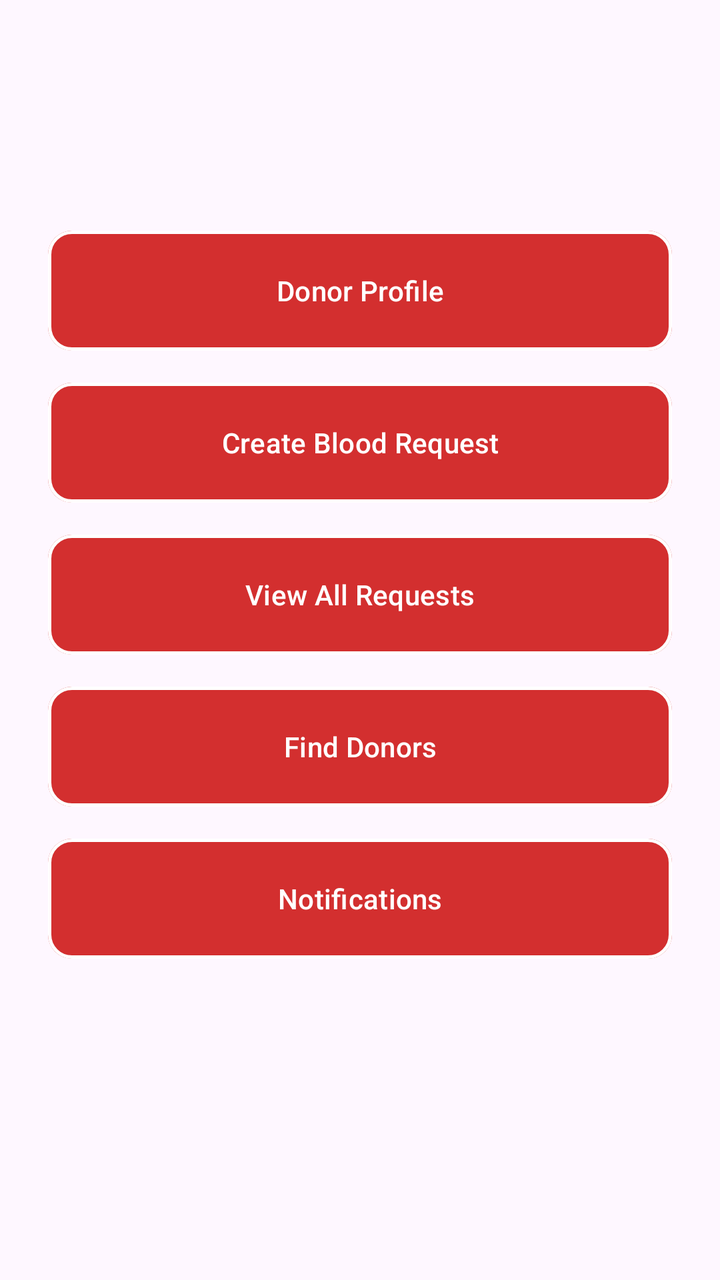
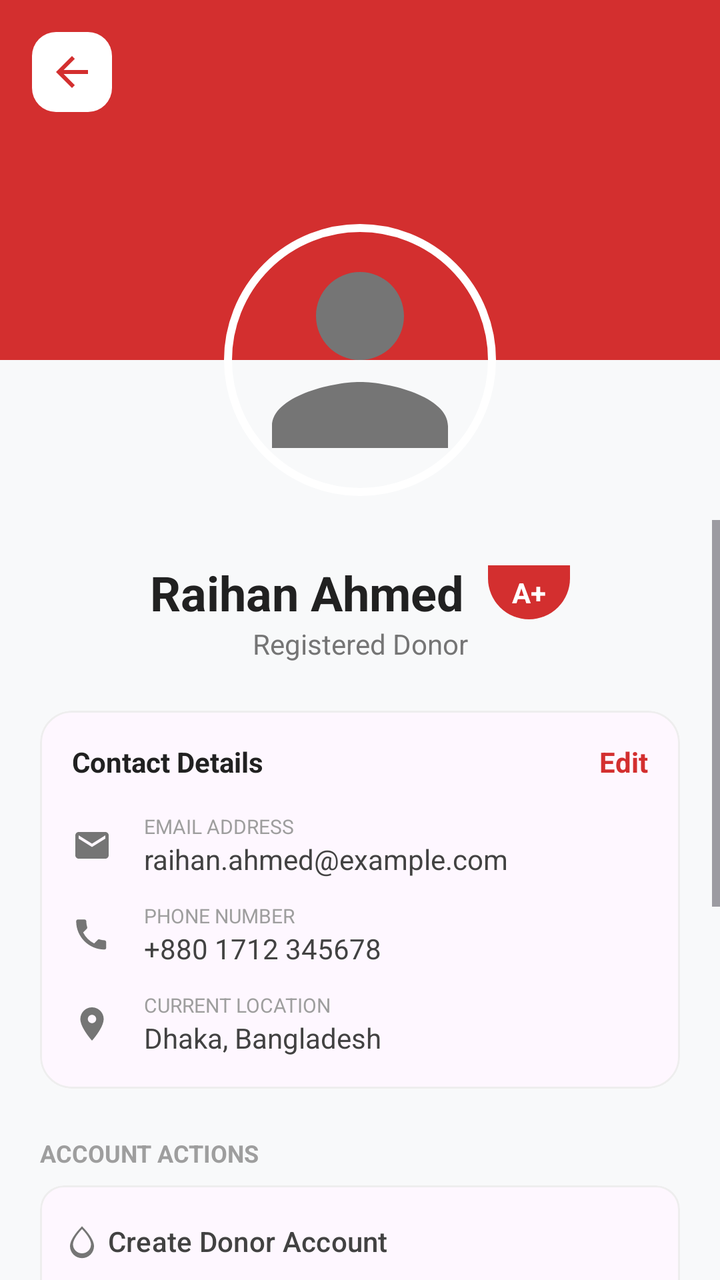

Compare the two renders of this Android layout. The source of the first and the diff that turns it into the second are given below.
<!-- AndroidManifest.xml: application theme Theme.BloodBridge -->
<!-- res/layout/activity_user_profile.xml -->
<?xml version="1.0" encoding="utf-8"?>
<LinearLayout xmlns:android="http://schemas.android.com/apk/res/android"
    xmlns:app="http://schemas.android.com/apk/res-auto"
    xmlns:tools="http://schemas.android.com/tools"
    android:id="@+id/main"
    android:layout_width="match_parent"
    android:layout_height="match_parent"
    tools:context=".Views.UserProfileActivity">

    <LinearLayout
        android:layout_width="match_parent"
        android:layout_height="match_parent"
        android:orientation="vertical"
        android:padding="24dp">

        <TextView
            android:id="@+id/tvUsername"
            android:layout_width="match_parent"
            android:layout_height="wrap_content"
            android:text=""
            android:textSize="20sp" />

        <TextView
            android:id="@+id/tvEmail"
            android:layout_width="match_parent"
            android:layout_height="wrap_content"
            android:layout_marginTop="16dp"
            android:text=""
            android:textSize="18sp" />


        <com.google.android.material.button.MaterialButton
            android:id="@+id/btnDonorProfile"
            style="@style/AppButton.Red"
            android:layout_width="match_parent"
            android:layout_height="60dp"
            android:layout_marginTop="24dp"
            android:text="Donor Profile" />

        <com.google.android.material.button.MaterialButton
            android:id="@+id/btnCreateBloodRequest"
            style="@style/AppButton.Red"
            android:layout_width="match_parent"
            android:layout_height="60dp"
            android:layout_marginTop="16dp"
            android:text="Create Blood Request" />

        <com.google.android.material.button.MaterialButton
            android:id="@+id/btnViewAllRequests"
            style="@style/AppButton.Red"
            android:layout_width="match_parent"
            android:layout_height="60dp"
            android:layout_marginTop="16dp"
            android:text="View All Requests" />

        <com.google.android.material.button.MaterialButton
            android:id="@+id/btnFindDonors"
            style="@style/AppButton.Red"
            android:layout_width="match_parent"
            android:layout_height="60dp"
            android:layout_marginTop="16dp"
            android:text="Find Donors" />

        <com.google.android.material.button.MaterialButton
            android:id="@+id/btnNotifications"
            style="@style/AppButton.Red"
            android:layout_width="match_parent"
            android:layout_height="60dp"
            android:layout_marginTop="16dp"
            android:text="Notifications" />

        <com.google.android.material.button.MaterialButton
            android:id="@+id/btnAdminDashboard"
            style="@style/AppButton.Red"
            android:layout_width="match_parent"
            android:layout_height="60dp"
            android:layout_marginTop="24dp"
            android:text="Admin Dashboard"
            android:visibility="gone"
            app:backgroundTint="#FF9800" />

    </LinearLayout>

</LinearLayout>
<!-- resources referenced by this layout -->
<resources>
  <style name="AppButton.Red" parent="Widget.Material3.Button">
          <item name="android:textColor">@color/selector_red_to_white_text</item>
          <item name="backgroundTint">@color/selector_red_to_white_bg</item>
          <item name="strokeColor">@color/selector_red_to_white_stroke</item>
          <item name="strokeWidth">1.5dp</item>
          <item name="android:stateListAnimator">@animator/btn_hover_elevation</item>
          <item name="cornerRadius">12dp</item>
          <item name="android:insetTop">0dp</item>
          <item name="android:insetBottom">0dp</item>
      </style>
  <!-- unchanged entries left out for length: 2 -->
</resources>

<!-- the commit's change to res/layout/activity_user_profile.xml (unified diff, before → after) -->
@@ -1,84 +1,327 @@
 <?xml version="1.0" encoding="utf-8"?>
-<LinearLayout xmlns:android="http://schemas.android.com/apk/res/android"
+<androidx.constraintlayout.widget.ConstraintLayout xmlns:android="http://schemas.android.com/apk/res/android"
     xmlns:app="http://schemas.android.com/apk/res-auto"
     xmlns:tools="http://schemas.android.com/tools"
-    android:id="@+id/main"
     android:layout_width="match_parent"
     android:layout_height="match_parent"
-    tools:context=".Views.UserProfileActivity">
-
-    <LinearLayout
+    android:background="#F8F9FA">
+
+    
+    <View
+        android:id="@+id/profileHeader"
         android:layout_width="match_parent"
-        android:layout_height="match_parent"
-        android:orientation="vertical"
-        android:padding="24dp">
-
-        <TextView
-            android:id="@+id/tvUsername"
+        android:layout_height="180dp"
+        android:background="#D32F2F"
+        app:layout_constraintTop_toTopOf="parent" />
+
+    <ImageView
+        android:id="@+id/ivBackProfile"
+        android:layout_width="40dp"
+        android:layout_height="40dp"
+        android:layout_margin="16dp"
+        android:padding="8dp"
+        android:background="@drawable/bg_input_field"
+        android:src="@drawable/ic_back"
+        app:layout_constraintStart_toStartOf="parent"
+        app:layout_constraintTop_toTopOf="parent" />
+
+    
+    <com.google.android.material.imageview.ShapeableImageView
+        android:id="@+id/ivProfileLarge"
+        android:layout_width="140dp"
+        android:layout_height="140dp"
+        android:padding="4dp"
+        android:src="@drawable/ic_person"
+        android:scaleType="centerCrop"
+        app:strokeColor="#FFFFFF"
+        app:strokeWidth="4dp"
+        app:layout_constraintBottom_toBottomOf="@+id/profileHeader"
+        app:layout_constraintEnd_toEndOf="parent"
+        app:layout_constraintStart_toStartOf="parent"
+        app:layout_constraintTop_toBottomOf="@+id/profileHeader"
+        app:shapeAppearanceOverlay="@style/CircleImage" />
+
+    <ScrollView
+        android:layout_width="match_parent"
+        android:layout_height="0dp"
+        android:layout_marginTop="80dp"
+        app:layout_constraintBottom_toBottomOf="parent"
+        app:layout_constraintTop_toBottomOf="@+id/profileHeader">
+
+        <LinearLayout
             android:layout_width="match_parent"
             android:layout_height="wrap_content"
-            android:text=""
-            android:textSize="20sp" />
-
-        <TextView
-            android:id="@+id/tvEmail"
-            android:layout_width="match_parent"
-            android:layout_height="wrap_content"
-            android:layout_marginTop="16dp"
-            android:text=""
-            android:textSize="18sp" />
-
-
-        <com.google.android.material.button.MaterialButton
-            android:id="@+id/btnDonorProfile"
-            style="@style/AppButton.Red"
-            android:layout_width="match_parent"
-            android:layout_height="60dp"
-            android:layout_marginTop="24dp"
-            android:text="Donor Profile" />
-
-        <com.google.android.material.button.MaterialButton
-            android:id="@+id/btnCreateBloodRequest"
-            style="@style/AppButton.Red"
-            android:layout_width="match_parent"
-            android:layout_height="60dp"
-            android:layout_marginTop="16dp"
-            android:text="Create Blood Request" />
-
-        <com.google.android.material.button.MaterialButton
-            android:id="@+id/btnViewAllRequests"
-            style="@style/AppButton.Red"
-            android:layout_width="match_parent"
-            android:layout_height="60dp"
-            android:layout_marginTop="16dp"
-            android:text="View All Requests" />
-
-        <com.google.android.material.button.MaterialButton
-            android:id="@+id/btnFindDonors"
-            style="@style/AppButton.Red"
-            android:layout_width="match_parent"
-            android:layout_height="60dp"
-            android:layout_marginTop="16dp"
-            android:text="Find Donors" />
-
-        <com.google.android.material.button.MaterialButton
-            android:id="@+id/btnNotifications"
-            style="@style/AppButton.Red"
-            android:layout_width="match_parent"
-            android:layout_height="60dp"
-            android:layout_marginTop="16dp"
-            android:text="Notifications" />
-
-        <com.google.android.material.button.MaterialButton
-            android:id="@+id/btnAdminDashboard"
-            style="@style/AppButton.Red"
-            android:layout_width="match_parent"
-            android:layout_height="60dp"
-            android:layout_marginTop="24dp"
-            android:text="Admin Dashboard"
-            android:visibility="gone"
-            app:backgroundTint="#FF9800" />
-
-    </LinearLayout>
-
-</LinearLayout>
+            android:orientation="vertical"
+            android:padding="20dp">
+
+            <LinearLayout
+                android:layout_width="match_parent"
+                android:layout_height="wrap_content"
+                android:gravity="center"
+                android:orientation="horizontal">
+
+                <TextView
+                    android:id="@+id/tvUsernameLarge"
+                    android:layout_width="wrap_content"
+                    android:layout_height="wrap_content"
+                    android:text="Raihan Ahmed"
+                    android:textColor="#212121"
+                    android:textSize="24sp"
+                    android:textStyle="bold" />
+
+                <TextView
+                    android:id="@+id/tvBloodBadge"
+                    android:layout_width="wrap_content"
+                    android:layout_height="wrap_content"
+                    android:layout_marginStart="12dp"
+                    android:background="@drawable/bg_auth_header_v2"
+                    android:paddingStart="12dp"
+                    android:paddingTop="4dp"
+                    android:paddingEnd="12dp"
+                    android:paddingBottom="4dp"
+                    android:text="A+"
+                    android:textColor="#FFFFFF"
+                    android:textStyle="bold" />
+            </LinearLayout>
+
+            <TextView
+                android:layout_width="match_parent"
+                android:layout_height="wrap_content"
+                android:gravity="center"
+                android:text="Registered Donor"
+                android:textColor="#757575"
+                android:textSize="14sp" />
+
+            
+            <com.google.android.material.card.MaterialCardView
+                android:layout_width="match_parent"
+                android:layout_height="wrap_content"
+                android:layout_marginTop="24dp"
+                app:cardCornerRadius="16dp"
+                app:cardElevation="0dp"
+                app:strokeColor="#EEEEEE"
+                app:strokeWidth="1dp">
+
+                <LinearLayout
+                    android:layout_width="match_parent"
+                    android:layout_height="wrap_content"
+                    android:orientation="vertical"
+                    android:padding="16dp">
+
+                    <RelativeLayout
+                        android:layout_width="match_parent"
+                        android:layout_height="wrap_content">
+                        <TextView
+                            android:layout_width="wrap_content"
+                            android:layout_height="wrap_content"
+                            android:text="Contact Details"
+                            android:textStyle="bold"
+                            android:textColor="#212121" />
+                        <TextView
+                            android:id="@+id/tvEditProfile"
+                            android:layout_width="wrap_content"
+                            android:layout_height="wrap_content"
+                            android:layout_alignParentEnd="true"
+                            android:text="Edit"
+                            android:textColor="#D32F2F"
+                            android:textStyle="bold" />
+                    </RelativeLayout>
+
+                    
+                    <LinearLayout
+                        android:layout_width="match_parent"
+                        android:layout_height="wrap_content"
+                        android:layout_marginTop="16dp"
+                        android:gravity="center_vertical">
+                        <ImageView
+                            android:layout_width="20dp"
+                            android:layout_height="20dp"
+                            android:src="@drawable/ic_email" />
+                        <LinearLayout
+                            android:layout_width="wrap_content"
+                            android:layout_height="wrap_content"
+                            android:layout_marginStart="16dp"
+                            android:orientation="vertical">
+                            <TextView
+                                android:layout_width="wrap_content"
+                                android:layout_height="wrap_content"
+                                android:text="EMAIL ADDRESS"
+                                android:textSize="10sp"
+                                android:textColor="#9E9E9E" />
+                            <TextView
+                                android:id="@+id/tvEmailProfile"
+                                android:layout_width="wrap_content"
+                                android:layout_height="wrap_content"
+                                android:text="raihan.ahmed@example.com"
+                                android:textColor="#424242" />
+                        </LinearLayout>
+                    </LinearLayout>
+
+                    
+                    <LinearLayout
+                        android:layout_width="match_parent"
+                        android:layout_height="wrap_content"
+                        android:layout_marginTop="12dp"
+                        android:gravity="center_vertical">
+                        <ImageView
+                            android:layout_width="20dp"
+                            android:layout_height="20dp"
+                            android:src="@drawable/ic_call"
+                            app:tint="#757575" />
+                        <LinearLayout
+                            android:layout_width="wrap_content"
+                            android:layout_height="wrap_content"
+                            android:layout_marginStart="16dp"
+                            android:orientation="vertical">
+                            <TextView
+                                android:layout_width="wrap_content"
+                                android:layout_height="wrap_content"
+                                android:text="PHONE NUMBER"
+                                android:textSize="10sp"
+                                android:textColor="#9E9E9E" />
+                            <TextView
+                                android:id="@+id/tvPhoneProfile"
+                                android:layout_width="wrap_content"
+                                android:layout_height="wrap_content"
+                                android:text="+880 1712 345678"
+                                android:textColor="#424242" />
+                        </LinearLayout>
+                    </LinearLayout>
+
+                    
+                    <LinearLayout
+                        android:layout_width="match_parent"
+                        android:layout_height="wrap_content"
+                        android:layout_marginTop="12dp"
+                        android:gravity="center_vertical">
+                        <ImageView
+                            android:layout_width="20dp"
+                            android:layout_height="20dp"
+                            android:src="@drawable/ic_location" />
+                        <LinearLayout
+                            android:layout_width="wrap_content"
+                            android:layout_height="wrap_content"
+                            android:layout_marginStart="16dp"
+                            android:orientation="vertical">
+                            <TextView
+                                android:layout_width="wrap_content"
+                                android:layout_height="wrap_content"
+                                android:text="CURRENT LOCATION"
+                                android:textSize="10sp"
+                                android:textColor="#9E9E9E" />
+                            <TextView
+                                android:id="@+id/tvLocationProfile"
+                                android:layout_width="wrap_content"
+                                android:layout_height="wrap_content"
+                                android:text="Dhaka, Bangladesh"
+                                android:textColor="#424242" />
+                        </LinearLayout>
+                    </LinearLayout>
+                </LinearLayout>
+            </com.google.android.material.card.MaterialCardView>
+
+            
+            <TextView
+                android:layout_width="wrap_content"
+                android:layout_height="wrap_content"
+                android:layout_marginTop="24dp"
+                android:text="ACCOUNT ACTIONS"
+                android:textSize="12sp"
+                android:textStyle="bold"
+                android:textColor="#9E9E9E" />
+
+            <com.google.android.material.card.MaterialCardView
+                android:layout_width="match_parent"
+                android:layout_height="wrap_content"
+                android:layout_marginTop="8dp"
+                app:cardCornerRadius="12dp"
+                app:cardElevation="0dp"
+                app:strokeColor="#EEEEEE"
+                app:strokeWidth="1dp">
+                <LinearLayout
+                    android:layout_width="match_parent"
+                    android:layout_height="wrap_content"
+                    android:orientation="vertical">
+                    <com.google.android.material.button.MaterialButton
+                        android:id="@+id/btnDonorProfile"
+                        style="@style/Widget.Material3.Button.TextButton"
+                        android:layout_width="match_parent"
+                        android:layout_height="56dp"
+                        android:text="Create Donor Account"
+                        android:textAlignment="viewStart"
+                        android:textColor="#424242"
+                        app:icon="@drawable/ic_blood"
+                        app:iconTint="#757575" />
+                    <View android:layout_width="match_parent" android:layout_height="1dp" android:background="#EEEEEE" android:layout_marginStart="48dp" />
+                    <com.google.android.material.button.MaterialButton
+                        android:id="@+id/btnDeleteAccount"
+                        style="@style/Widget.Material3.Button.TextButton"
+                        android:layout_width="match_parent"
+                        android:layout_height="56dp"
+                        android:text="Delete Your Account"
+                        android:textAlignment="viewStart"
+                        android:textColor="#D32F2F"
+                        app:icon="@drawable/ic_logout"
+                        app:iconTint="#D32F2F" />
+                </LinearLayout>
+            </com.google.android.material.card.MaterialCardView>
+
+            
+            <TextView
+                android:layout_width="wrap_content"
+                android:layout_height="wrap_content"
+                android:layout_marginTop="24dp"
+                android:text="GENERAL SETTINGS"
+                android:textSize="12sp"
+                android:textStyle="bold"
+                android:textColor="#9E9E9E" />
+
+            <com.google.android.material.card.MaterialCardView
+                android:layout_width="match_parent"
+                android:layout_height="wrap_content"
+                android:layout_marginTop="8dp"
+                app:cardCornerRadius="12dp"
+                app:cardElevation="0dp"
+                app:strokeColor="#EEEEEE"
+                app:strokeWidth="1dp">
+                <LinearLayout
+                    android:layout_width="match_parent"
+                    android:layout_height="wrap_content"
+                    android:orientation="vertical">
+                    <com.google.android.material.button.MaterialButton
+                        style="@style/Widget.Material3.Button.TextButton"
+                        android:layout_width="match_parent"
+                        android:layout_height="56dp"
+                        android:text="Gender"
+                        android:textAlignment="viewStart"
+                        android:textColor="#424242"
+                        app:icon="@drawable/ic_person"
+                        app:iconTint="#757575" />
+                    <View android:layout_width="match_parent" android:layout_height="1dp" android:background="#EEEEEE" android:layout_marginStart="48dp" />
+                    <com.google.android.material.button.MaterialButton
+                        style="@style/Widget.Material3.Button.TextButton"
+                        android:layout_width="match_parent"
+                        android:layout_height="56dp"
+                        android:text="Change Password"
+                        android:textAlignment="viewStart"
+                        android:textColor="#424242"
+                        app:icon="@drawable/ic_lock"
+                        app:iconTint="#757575" />
+                </LinearLayout>
+            </com.google.android.material.card.MaterialCardView>
+
+            <com.google.android.material.button.MaterialButton
+                android:id="@+id/btnLogout"
+                style="@style/AppButton.White"
+                android:layout_width="match_parent"
+                android:layout_height="56dp"
+                android:layout_marginTop="32dp"
+                android:layout_marginBottom="32dp"
+                android:text="Logout"
+                app:icon="@drawable/ic_logout"
+                app:iconGravity="textStart" />
+
+        </LinearLayout>
+    </ScrollView>
+
+</androidx.constraintlayout.widget.ConstraintLayout>
<!-- resource entries referenced after the edit -->
@@ -1,15 +1,113 @@
 <!-- resources referenced by this layout -->
 <resources>
-  <style name="AppButton.Red" parent="Widget.Material3.Button">
-          <item name="android:textColor">@color/selector_red_to_white_text</item>
-          <item name="backgroundTint">@color/selector_red_to_white_bg</item>
-          <item name="strokeColor">@color/selector_red_to_white_stroke</item>
+  <!-- drawable bg_auth_header_v2 (drawable) -->
+  <?xml version="1.0" encoding="utf-8"?>
+  <shape xmlns:android="http://schemas.android.com/apk/res/android">
+      <solid android:color="#D32F2F" />
+      <corners
+          android:bottomLeftRadius="50dp"
+          android:bottomRightRadius="50dp" />
+  </shape>
+  <!-- drawable bg_input_field (drawable) -->
+  <?xml version="1.0" encoding="utf-8"?>
+  <shape xmlns:android="http://schemas.android.com/apk/res/android">
+      <solid android:color="#FFFFFF" />
+      <corners android:radius="12dp" />
+  </shape>
+  <!-- drawable ic_back (drawable) -->
+  <vector xmlns:android="http://schemas.android.com/apk/res/android"
+      android:width="24dp"
+      android:height="24dp"
+      android:viewportWidth="24"
+      android:viewportHeight="24">
+      <path
+          android:fillColor="#D32F2F"
+          android:pathData="M20,11H7.83l5.59,-5.59L12,4l-8,8 8,8 1.41,-1.41L7.83,13H20v-2z" />
+  </vector>
+  <!-- drawable ic_blood (drawable) -->
+  <vector xmlns:android="http://schemas.android.com/apk/res/android"
+      android:width="24dp"
+      android:height="24dp"
+      android:viewportWidth="24"
+      android:viewportHeight="24">
+      <path
+          android:fillColor="#D32F2F"
+          android:pathData="M12,2c0,0 -8,7.58 -8,13.2a8,8 0,1 0 16,0c0,-5.62 -8,-13.2 -8,-13.2zM12,20a6,6 0,0 1 -6,-6c0,-3.41 4.15,-8.36 6,-10.15 1.85,1.79 6,6.73 6,10.15a6,6 0,0 1 -6,6z" />
+  </vector>
+  <!-- drawable ic_call (drawable) -->
+  <vector xmlns:android="http://schemas.android.com/apk/res/android"
+      android:width="24dp"
+      android:height="24dp"
+      android:viewportWidth="24"
+      android:viewportHeight="24">
+      <path
+          android:fillColor="#FFFFFF"
+          android:pathData="M20.01,15.38c-1.23,0 -2.42,-0.2 -3.53,-0.56a0.977,0.977 0,0 0 -1.01,0.24l-2.2,2.2a15.045,15.045 0,0 1 -6.59,-6.59l2.2,-2.21a0.96,0.96 0,0 0 0.25,-1.01c-0.36,-1.11 -0.55,-2.3 -0.55,-3.53c0,-0.55 -0.45,-1 -1,-1H3.5c-0.55,0 -1,0.45 -1,1c0,9.39 7.61,17 17,17c0.55,0 1,-0.45 1,-1v-3.5c0,-0.55 -0.45,-1 -1,-1z" />
+  </vector>
+  <!-- drawable ic_email (drawable) -->
+  <vector xmlns:android="http://schemas.android.com/apk/res/android"
+      android:width="24dp"
+      android:height="24dp"
+      android:viewportWidth="24"
+      android:viewportHeight="24">
+      <path
+          android:fillColor="#757575"
+          android:pathData="M20,4L4,4c-1.1,0 -1.99,0.9 -1.99,2L2,18c0,1.1 0.9,2 2,2h16c1.1,0 2,-0.9 2,-2L22,6c0,-1.1 -0.9,-2 -2,-2zm0,4l-8,5 -8,-5L4,6l8,5 8,-5v2z" />
+  </vector>
+  <!-- drawable ic_location (drawable) -->
+  <vector xmlns:android="http://schemas.android.com/apk/res/android"
+      android:width="24dp"
+      android:height="24dp"
+      android:viewportWidth="24"
+      android:viewportHeight="24">
+      <path
+          android:fillColor="#757575"
+          android:pathData="M12,2C8.13,2 5,5.13 5,9c0,5.25 7,13 7,13s7,-7.75 7,-13c0,-3.87 -3.13,-7 -7,-7zm0,9.5c-1.38,0 -2.5,-1.12 -2.5,-2.5s1.12,-2.5 2.5,-2.5 2.5,1.12 2.5,2.5 -1.12,2.5 -2.5,2.5z" />
+  </vector>
+  <!-- drawable ic_lock (drawable) -->
+  <vector xmlns:android="http://schemas.android.com/apk/res/android"
+      android:width="24dp"
+      android:height="24dp"
+      android:viewportWidth="24"
+      android:viewportHeight="24">
+      <path
+          android:fillColor="#757575"
+          android:pathData="M18,8h-1V6c0,-2.76 -2.24,-5 -5,-5S7,3.24 7,6v2H6c-1.1,0 -2,0.9 -2,2v10c0,1.1 0.9,2 2,2h12c1.1,0 2,-0.9 2,-2V10c0,-1.1 -0.9,-2 -2,-2zM9,6c0,-1.66 1.34,-3 3,-3s3,1.34 3,3v2H9V6zm9,14H6V10h12v10zm-6,-3c1.1,0 2,-0.9 2,-2s-0.9,-2 -2,-2 -2,0.9 -2,2 0.9,2 2,2z" />
+  </vector>
+  <!-- drawable ic_logout (drawable) -->
+  <vector xmlns:android="http://schemas.android.com/apk/res/android"
+      android:width="24dp"
+      android:height="24dp"
+      android:viewportWidth="24"
+      android:viewportHeight="24">
+      <path
+          android:fillColor="#D32F2F"
+          android:pathData="M17,7l-1.41,1.41L18.17,11H8v2h10.17l-2.58,2.58L17,17l5,-5 -5,-5zM4,5h8V3H4c-1.1,0 -2,0.9 -2,2v14c0,1.1 0.9,2 2,2h8v-2H4V5z" />
+  </vector>
+  <!-- drawable ic_person (drawable) -->
+  <vector xmlns:android="http://schemas.android.com/apk/res/android"
+      android:width="24dp"
+      android:height="24dp"
+      android:viewportWidth="24"
+      android:viewportHeight="24">
+      <path
+          android:fillColor="#757575"
+          android:pathData="M12,12c2.21,0 4,-1.79 4,-4s-1.79,-4 -4,-4 -4,1.79 -4,4 1.79,4 4,4zm0,2c-2.67,0 -8,1.34 -8,4v2h16v-2c0,-2.66 -5.33,-4 -8,-4z" />
+  </vector>
+  <style name="AppButton.White" parent="Widget.Material3.Button">
+          <item name="android:textColor">@color/selector_white_to_red_text</item>
+          <item name="backgroundTint">@color/selector_white_to_red_bg</item>
+          <item name="strokeColor">@color/selector_white_to_red_stroke</item>
           <item name="strokeWidth">1.5dp</item>
           <item name="android:stateListAnimator">@animator/btn_hover_elevation</item>
           <item name="cornerRadius">12dp</item>
           <item name="android:insetTop">0dp</item>
           <item name="android:insetBottom">0dp</item>
       </style>
+  <style name="CircleImage" parent="ShapeAppearance.Material3.MediumComponent">
+          <item name="cornerFamily">rounded</item>
+          <item name="cornerSize">50%</item>
+      </style>
   <!-- unchanged entries left out for length: 2 -->
 </resources>
 
